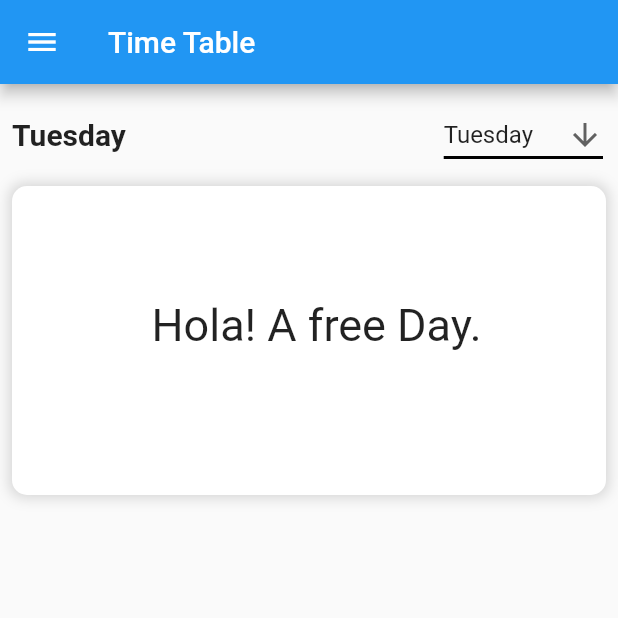
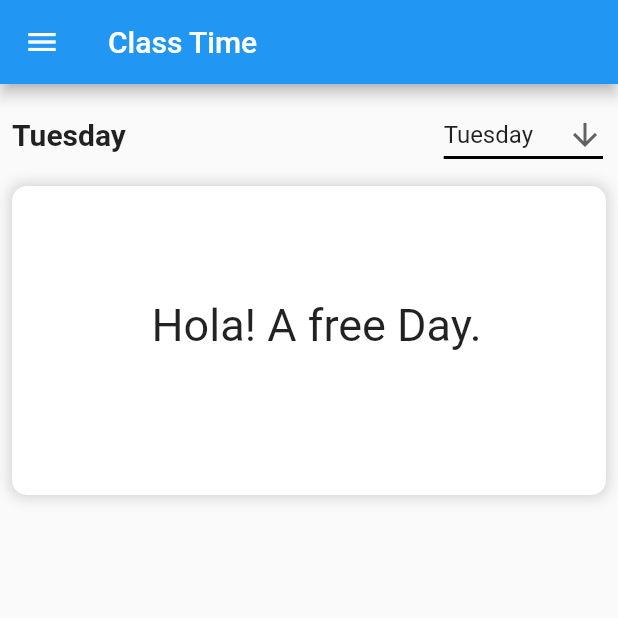
Before and after one commit to Akchy/TimeTableApp, a Flutter app: the screen it shows after launch, on a phone screen of 412 x 824 dp, the top half of it. Run offline on Flutter 3.47's test engine with Material 2 defaults, Android fonts, the phone set to English and light mode, and no system bars; our stand-ins replace qr_flutter, share, shared_preferences; missing offline and left inert: qr_code_tools, receive_sharing_intent, save_in_gallery.

Commit message:
Fixed some Bugs

```diff
--- a/lib/module/home_page.dart
+++ b/lib/module/home_page.dart
@@ -300,7 +300,8 @@ class _HomePageState extends State<HomePage> {
                         await prefs.setBool('darkTheme',darkTheme);
                       },
                       child: Container(
-                        padding: EdgeInsets.all(10),
+                        color: Colors.transparent,
+                        padding: EdgeInsets.all(20),
                         child: Icon((darkTheme)?Icons.nights_stay_outlined:Icons.wb_sunny_outlined,color: Colors.white,),
                       ),
                     )
@@ -357,7 +358,7 @@ class _HomePageState extends State<HomePage> {
           ),
         ),
         appBar: AppBar(
-          title: Text('Time Table'),
+          title: Text('Class Time'),
         ),
         body: (ready)?Container(
             child: SingleChildScrollView(
```
Also changed, not shown: lib/module/timeTablePage/day_time_table.dart (+14 -2 lines).
